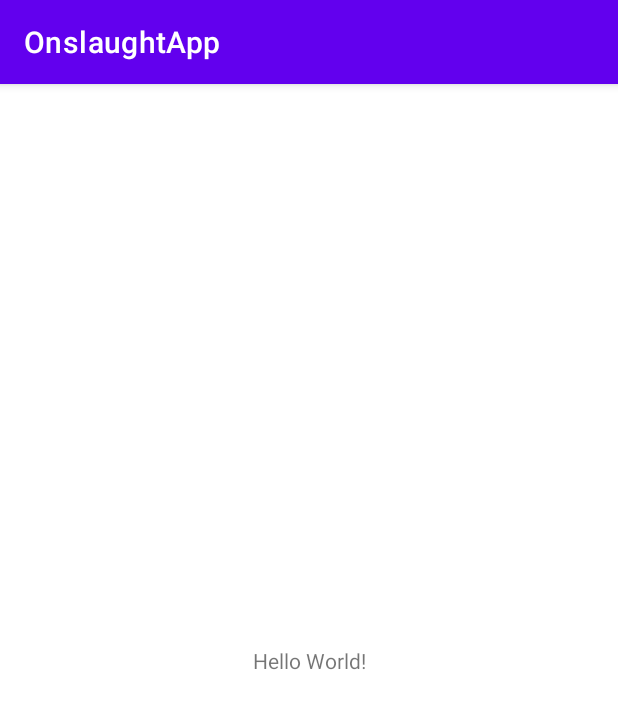
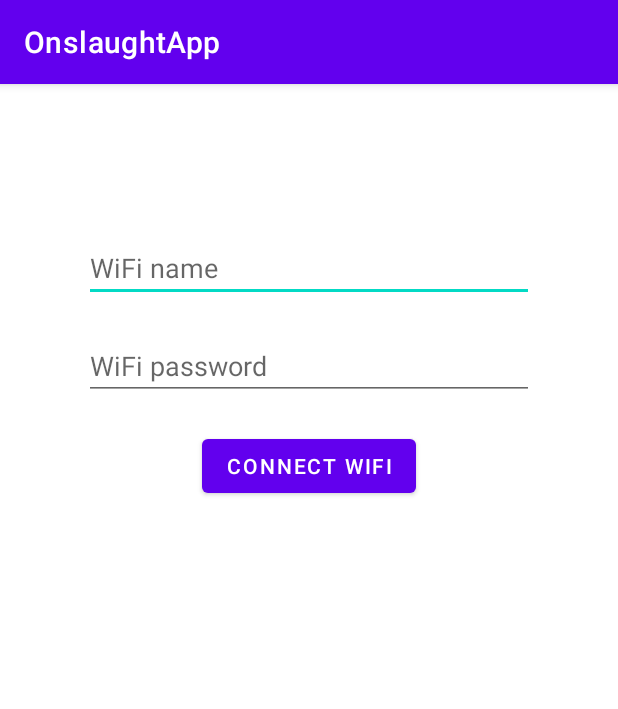
Before and after one commit to SerendipityMatthew/Onslaught, an Android app: the screen it shows after launch (MainActivity), on a phone screen of 412 x 824 dp. Shown: the top 709 px of the screen. Run offline under Robolectric (Android 15) with nearby library versions, the phone set to English and light mode, and no system bars; libraries missing offline, so code that uses them is left out: com.thanosfisherman.wifiutils.

Commit message:
添加连接wifi的功能
Signed-off-by: Matthew <xuwanjin1991@Gmail.com>

```diff
--- a/OnslaughtApp/app/build.gradle
+++ b/OnslaughtApp/app/build.gradle
@@ -33,7 +33,7 @@ android {
 }
 
 dependencies {
-
+    implementation 'com.thanosfisherman.wifiutils:wifiutils:1.6.5'
     implementation "org.jetbrains.kotlin:kotlin-stdlib:$kotlin_version"
     implementation 'androidx.core:core-ktx:1.3.2'
     implementation 'androidx.appcompat:appcompat:1.2.0'
--- a/OnslaughtApp/app/src/main/AndroidManifest.xml
+++ b/OnslaughtApp/app/src/main/AndroidManifest.xml
@@ -1,6 +1,12 @@
 <?xml version="1.0" encoding="utf-8"?>
 <manifest xmlns:android="http://schemas.android.com/apk/res/android"
     package="me.xuwanjin.onslaughtapp">
+    <uses-permission android:name="android.permission.ACCESS_WIFI_STATE" />
+    <uses-permission android:name="android.permission.CHANGE_WIFI_STATE" />
+    <uses-permission android:name="android.permission.INTERNET" />
+    <uses-permission android:name="android.permission.ACCESS_NETWORK_STATE" />
+    <uses-permission android:name="android.permission.ACCESS_FINE_LOCATION" />
+    <uses-permission android:name="android.permission.ACCESS_COARSE_LOCATION" />
 
     <application
         android:allowBackup="true"
--- a/OnslaughtApp/app/src/main/java/me/xuwanjin/onslaughtapp/MainActivity.kt
+++ b/OnslaughtApp/app/src/main/java/me/xuwanjin/onslaughtapp/MainActivity.kt
@@ -1,11 +1,55 @@
 package me.xuwanjin.onslaughtapp
 
+import android.annotation.SuppressLint
+import android.os.Bundle
+import android.view.View
+import android.widget.Button
+import android.widget.EditText
+import android.widget.Toast
 import androidx.appcompat.app.AppCompatActivity
-import android.os.Bundle
+import com.thanosfisherman.wifiutils.WifiUtils
+import com.thanosfisherman.wifiutils.wifiConnect.ConnectionErrorCode
+import com.thanosfisherman.wifiutils.wifiConnect.ConnectionSuccessListener
+
 
 class MainActivity : AppCompatActivity() {
+    private lateinit var wifiSsid: EditText
+    private lateinit var wifiPassword: EditText
+    private lateinit var connectToWiFi: Button
     override fun onCreate(savedInstanceState: Bundle?) {
         super.onCreate(savedInstanceState)
         setContentView(R.layout.activity_main)
+        wifiSsid = findViewById(R.id.wifi_ssid)
+        wifiPassword = findViewById(R.id.wifi_password)
+        connectToWiFi = findViewById(R.id.connect_to_wifi)
+
+        connectToWiFi.setOnClickListener(object : View.OnClickListener {
+            override fun onClick(v: View?) {
+                connectToWiFi(wifiSsid.text.trim().toString(), wifiPassword.text.trim().toString())
+            }
+        })
+
+    }
+
+    private fun connectToWiFi(wifiSsid: String, wifiPassword: String) {
+        if (wifiSsid.trim() == "") {
+            return
+        }
+        if (wifiPassword.trim() == "") {
+            return
+        }
+        WifiUtils.withContext(applicationContext)
+                .connectWith(wifiSsid, wifiPassword)
+                .setTimeout(10000)
+                .onConnectionResult(object : ConnectionSuccessListener {
+                    override fun success() {
+                        Toast.makeText(this@MainActivity, "SUCCESS!", Toast.LENGTH_SHORT).show()
+                    }
+
+                    override fun failed(errorCode: ConnectionErrorCode) {
+                        Toast.makeText(this@MainActivity, "EPIC FAIL!$errorCode", Toast.LENGTH_SHORT).show()
+                    }
+                })
+                .start()
     }
 }
--- a/OnslaughtApp/app/src/main/res/layout/activity_main.xml
+++ b/OnslaughtApp/app/src/main/res/layout/activity_main.xml
@@ -6,13 +6,34 @@
     android:layout_height="match_parent"
     tools:context=".MainActivity">
 
-    <TextView
-        android:layout_width="wrap_content"
+    <EditText
+        android:id="@+id/wifi_ssid"
+        android:layout_width="300dp"
         android:layout_height="wrap_content"
-        android:text="Hello World!"
-        app:layout_constraintBottom_toBottomOf="parent"
+        android:layout_marginTop="100dp"
+        android:hint="WiFi name"
         app:layout_constraintLeft_toLeftOf="parent"
         app:layout_constraintRight_toRightOf="parent"
         app:layout_constraintTop_toTopOf="parent" />
 
+    <EditText
+        android:id="@+id/wifi_password"
+        android:layout_width="300dp"
+        android:layout_height="wrap_content"
+        android:layout_marginTop="20dp"
+        android:hint="WiFi password"
+        app:layout_constraintLeft_toLeftOf="parent"
+        app:layout_constraintRight_toRightOf="parent"
+        app:layout_constraintTop_toBottomOf="@id/wifi_ssid" />
+
+    <Button
+        android:id="@+id/connect_to_wifi"
+        android:layout_width="wrap_content"
+        android:layout_height="wrap_content"
+        android:layout_marginTop="20dp"
+        android:text="Connect WiFi"
+        app:layout_constraintLeft_toLeftOf="parent"
+        app:layout_constraintRight_toRightOf="parent"
+        app:layout_constraintTop_toBottomOf="@id/wifi_password" />
+
 </androidx.constraintlayout.widget.ConstraintLayout>
```
